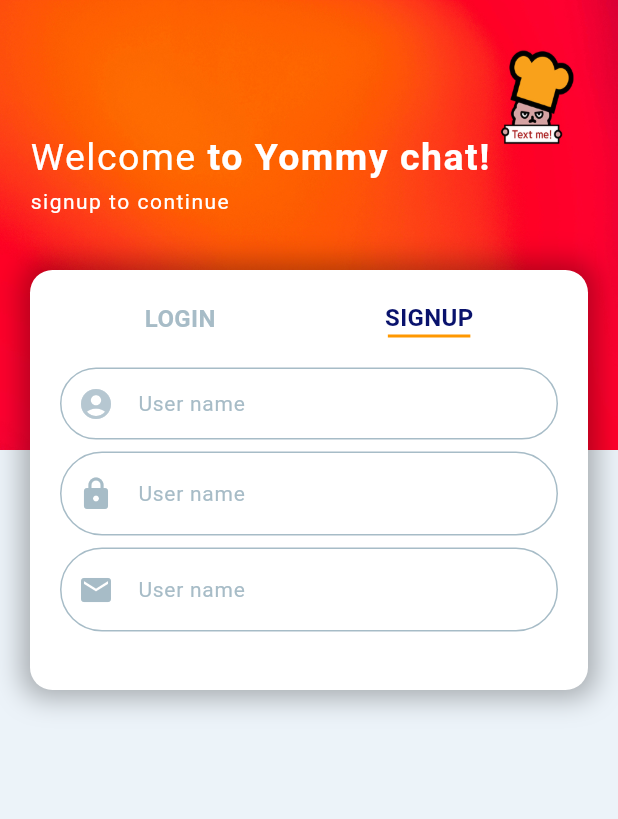
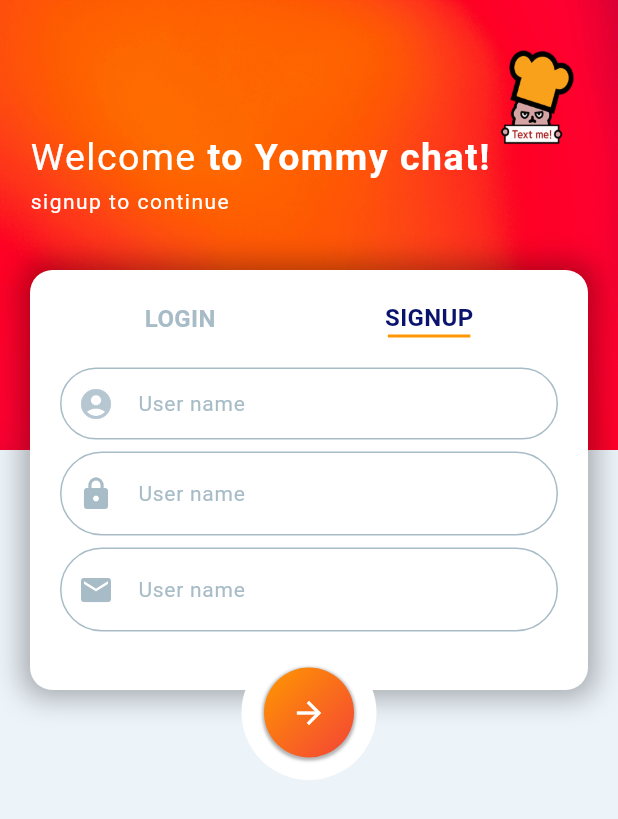
Before and after one commit to kdobi/chat_app, a Flutter app: the screen it shows after launch, on a phone screen of 412 x 824 dp. Shown: the top 819 px of the screen. Run offline on Flutter 3.47's test engine with Material 3 defaults, Android fonts, the phone set to English and light mode, and no system bars.

Commit message:
design: position3 - 전송 버튼 추가

```diff
--- a/lib/screens/main_screen.dart
+++ b/lib/screens/main_screen.dart
@@ -237,6 +237,43 @@ class _LoginSignupScreenState extends State<LoginSignupScreen> {
               ),
             ),
           ),
+
+          // 전송버튼
+          Positioned(
+            top: 430,
+            right: 0,
+            left: 0,
+            child: Center(
+              child: Container(
+                padding: EdgeInsets.all(15),
+                height: 90,
+                width: 90,
+                decoration: BoxDecoration(
+                  color: Colors.white,
+                  borderRadius: BorderRadius.circular(50),
+                ),
+                child: Container(
+                  decoration: BoxDecoration(
+                    gradient: LinearGradient(
+                      colors: [Colors.orange, Colors.red],
+                      begin: Alignment.topLeft,
+                      end: Alignment.bottomRight,
+                    ),
+                    borderRadius: BorderRadius.circular(30),
+                    boxShadow: [
+                      BoxShadow(
+                        color: Colors.black.withValues(alpha: 0.3),
+                        spreadRadius: 1,
+                        blurRadius: 1,
+                        offset: Offset(0, 1),
+                      ),
+                    ],
+                  ),
+                  child: Icon(Icons.arrow_forward, color: Colors.white),
+                ),
+              ),
+            ),
+          ),
         ],
       ),
     );
```
